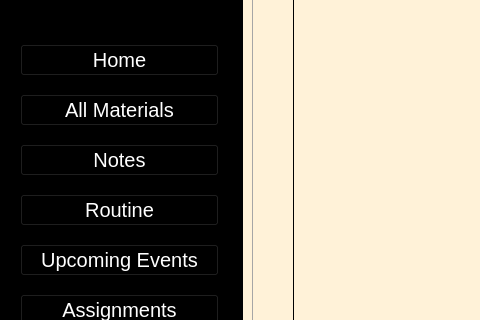
This is main_shit/primary_window.ui in Deatrax/ordo as Qt 5 draws it before an edit; both pictures show x 0 to 480 and y 101 to 421 of the 1326 by 743 pixel window. The edited form follows.
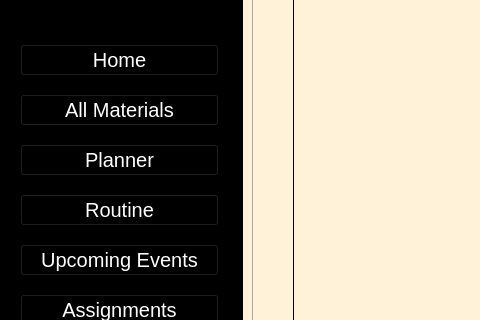
This is the edited form. The open tabs and pages were chosen to show the change.

Diff of the .ui file:
```diff
--- a/main_shit/primary_window.ui
+++ b/main_shit/primary_window.ui
@@ -156,7 +156,7 @@
 }</string>
           </property>
           <property name="text">
-           <string>Notes</string>
+           <string>Planner</string>
           </property>
          </widget>
         </item>
```
Left out of the diff: 2 changed lines with no effect on the pictures.
